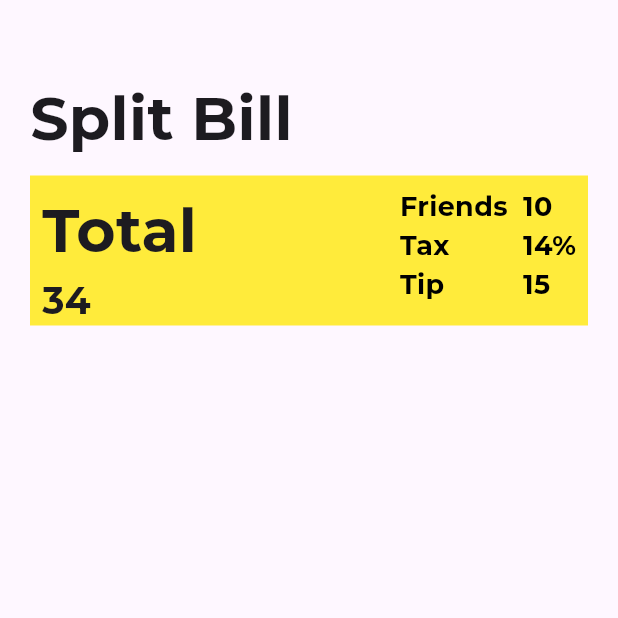
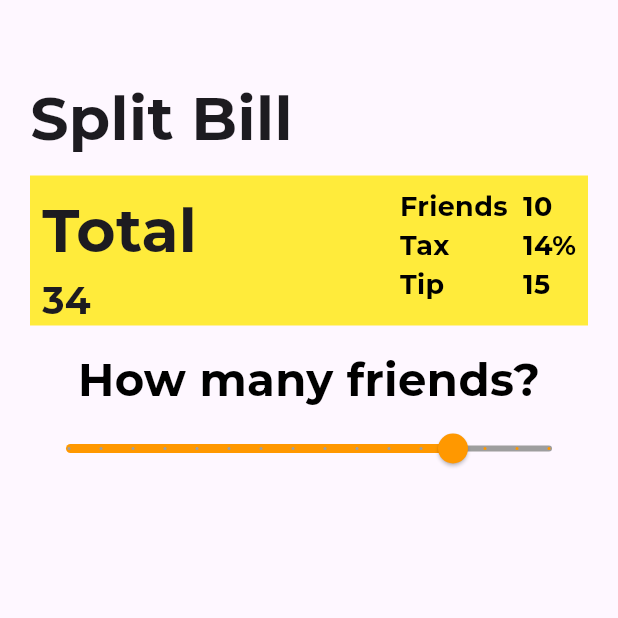
Before and after one commit to UildsonSantos/billsplit, a Flutter app: the screen it shows after launch, on a phone screen of 412 x 824 dp, the top half of it. Run offline on Flutter 3.47's test engine with Material 3 defaults, Android fonts, the phone set to English and light mode, and no system bars; our stand-ins replace google_fonts.

Commit message:
Slider for choosing friends

```diff
--- a/lib/page/home.dart
+++ b/lib/page/home.dart
@@ -88,7 +88,25 @@ class _BillSplitState extends State<BillSplit> {
                   ),
                 ],
               ),
-            )
+            ),
+            const SizedBox(height: 15),
+            Text(
+              'How many friends?',
+              style: GoogleFonts.montserrat(
+                fontSize: 30,
+                color: Colors.black,
+                fontWeight: FontWeight.w700,
+              ),
+            ),
+            Slider(
+              min: 0,
+              max: 15,
+              divisions: 15,
+              activeColor: Colors.orange,
+              inactiveColor: Colors.grey,
+              value: 12,
+              onChanged: (value) {},
+            ),
           ],
         ),
       ),
```
